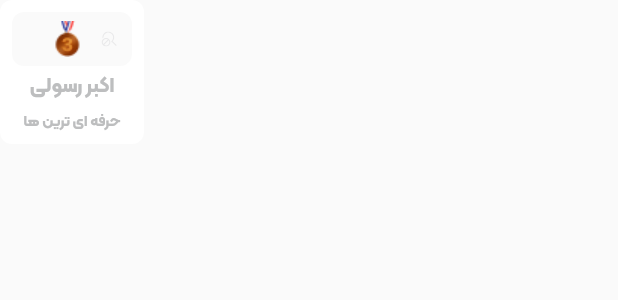
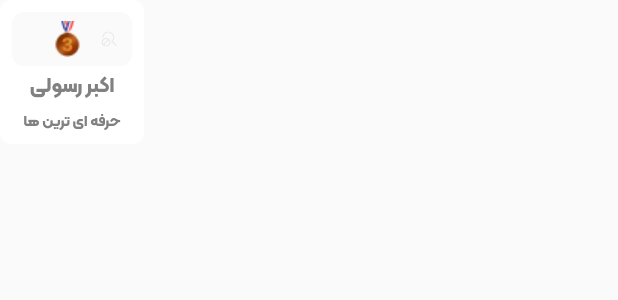
Before and after one commit to novaday-co/nova_kudos_flutter, a Flutter app: the AchievementItemWidget widget shown alone on an empty page, opened directly, on a phone screen of 412 x 824 dp. Shown: the top 300 px of the screen. Run offline on Flutter 3.47's test engine with Material 2 defaults, Android fonts, the phone set to English and light mode, and no system bars; drawn by our look-alikes of cached_network_image; our stand-ins replace bot_toast, extended_nested_scroll_view, flutter_bloc, flutter_secure_storage, flutter_svg, freezed_annotation and 9 more; missing offline and left inert: flutter_media_picker, otp_autofill; accounts and stored records are empty; generated files the repository leaves out were written again; network calls fail.

Commit message:
fix: change username text color

```diff
--- a/lib/src/presentation/pages/home_page/widgets/achievement_item_widget.dart
+++ b/lib/src/presentation/pages/home_page/widgets/achievement_item_widget.dart
@@ -46,8 +46,9 @@ class AchievementItemWidget extends StatelessWidget {
             context: context,
             maxLines: 1,
             additionalStyle: TextStyle(
-                fontSize: 14,
-                color: Theme.of(context).colorScheme.tertiaryContainer),
+              fontSize: 14,
+              color: Theme.of(context).colorScheme.onTertiary,
+            ),
           ),
           const SizedBox(
             height: 4,
@@ -57,8 +58,9 @@ class AchievementItemWidget extends StatelessWidget {
             context: context,
             maxLines: 1,
             additionalStyle: TextStyle(
-                fontSize: 10,
-                color: Theme.of(context).colorScheme.tertiaryContainer),
+              fontSize: 10,
+              color: Theme.of(context).colorScheme.onTertiary,
+            ),
           )
         ],
       ),
```
